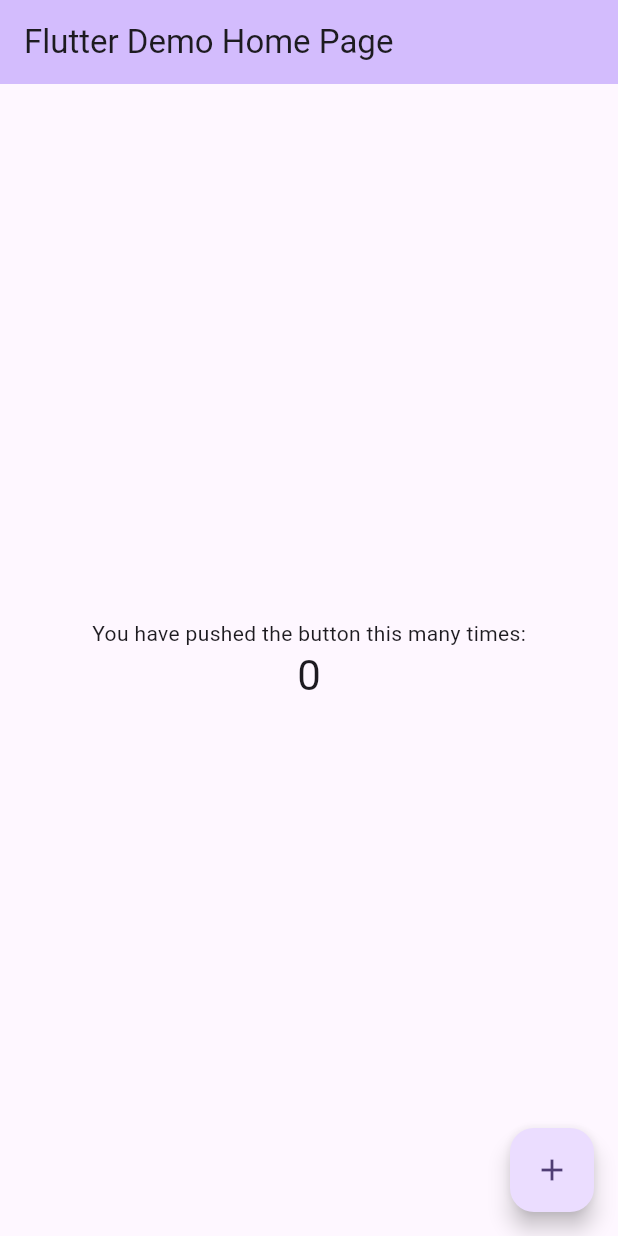
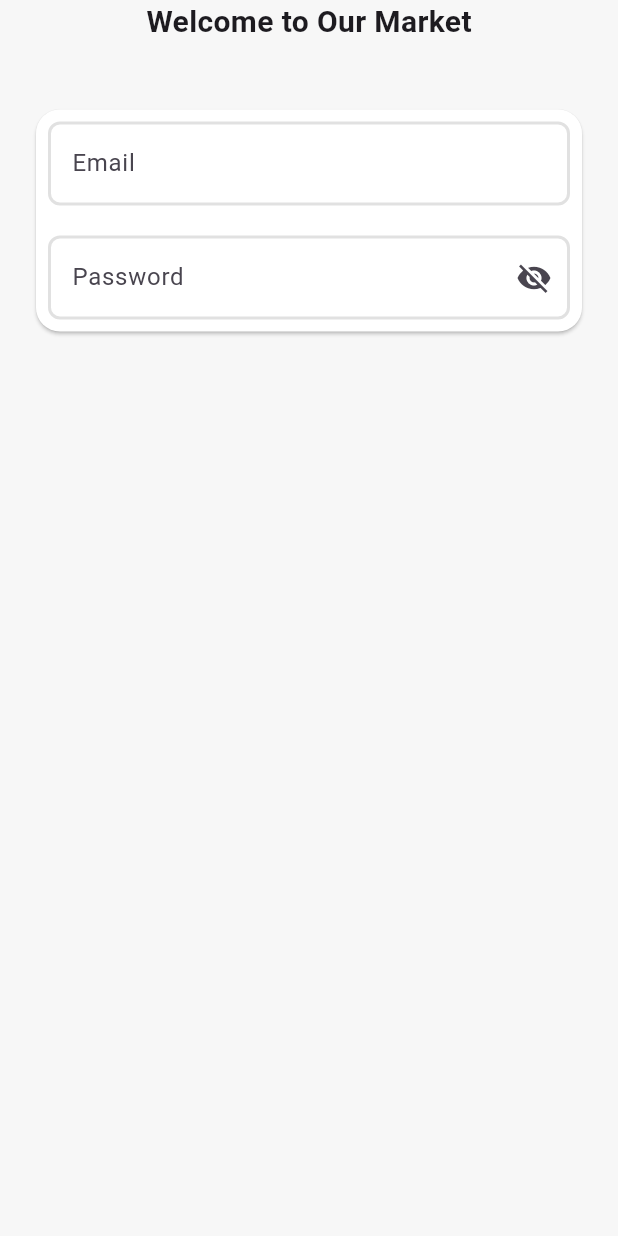
Before and after one commit to AhmedYounis-01/our_basket, a Flutter app: the screen it shows after launch, on a phone screen of 412 x 824 dp. Run offline on Flutter 3.47's test engine with Material 3 defaults, Android fonts, the light colour scheme and no system bars.

Commit message:
-- create and refactor text field in login screen

```diff
--- /dev/null
+++ b/lib/features/login/ui/login_screen.dart
@@ -0,0 +1,84 @@
+import 'package:e_commerce_supabase/core/colors.dart';
+import 'package:flutter/material.dart';
+
+class LoginScreen extends StatelessWidget {
+  const LoginScreen({super.key});
+
+  @override
+  Widget build(BuildContext context) {
+    return Scaffold(
+      body: SafeArea(
+        child: Column(
+          children: [
+            Text(
+              'Welcome to Our Market',
+              style: TextStyle(fontSize: 20, fontWeight: FontWeight.bold),
+            ),
+            SizedBox(height: 20),
+            Card(
+              color: Colors.white,
+              margin: EdgeInsets.all(24),
+              shape: RoundedRectangleBorder(
+                borderRadius: BorderRadius.all(Radius.circular(16)),
+              ),
+              child: Padding(
+                padding: const EdgeInsets.all(8.0),
+                child: Column(
+                  children: [
+                    CustomTextFormField(labelText: "Email"),
+                    SizedBox(height: 20),
+                    CustomTextFormField(
+                      labelText: "Password",
+                      suffixIcon: Icon(Icons.visibility_off),
+                    ),
+                  ],
+                ),
+              ),
+            ),
+          ],
+        ),
+      ),
+    );
+  }
+}
+
+class CustomTextFormField extends StatelessWidget {
+  const CustomTextFormField({
+    super.key,
+    required this.labelText,
+    this.suffixIcon,
+  });
+  final String labelText;
+  final bool obscureText = false;
+  final Widget? suffixIcon;
+  @override
+  Widget build(BuildContext context) {
+    return TextFormField(
+      obscureText: obscureText,
+      keyboardType: TextInputType.emailAddress,
+      validator: (value) {
+        if (value == null || value.isEmpty) {
+          return 'Email is required';
+        }
+        return null;
+      },
+      decoration: InputDecoration(
+        suffixIcon: suffixIcon,
+        labelText: labelText,
+
+        border: OutlineInputBorder(
+          borderSide: BorderSide(color: AppColors.kBordersideColor, width: 2),
+          borderRadius: BorderRadius.all(Radius.circular(8)),
+        ),
+        enabledBorder: OutlineInputBorder(
+          borderSide: BorderSide(color: AppColors.kBordersideColor, width: 2),
+          borderRadius: BorderRadius.all(Radius.circular(8)),
+        ),
+        focusedBorder: OutlineInputBorder(
+          borderSide: BorderSide(color: AppColors.kBordersideColor, width: 2),
+          borderRadius: BorderRadius.all(Radius.circular(8)),
+        ),
+      ),
+    );
+  }
+}
--- a/lib/main.dart
+++ b/lib/main.dart
@@ -1,122 +1,23 @@
+import 'package:e_commerce_supabase/core/colors.dart';
+import 'package:e_commerce_supabase/features/login/ui/login_screen.dart';
 import 'package:flutter/material.dart';
 
 void main() {
-  runApp(const MyApp());
+  runApp(const OurMarket());
 }
 
-class MyApp extends StatelessWidget {
-  const MyApp({super.key});
+class OurMarket extends StatelessWidget {
+  const OurMarket({super.key});
 
-  // This widget is the root of your application.
   @override
   Widget build(BuildContext context) {
     return MaterialApp(
-      title: 'Flutter Demo',
+      debugShowCheckedModeBanner: false,
       theme: ThemeData(
-        // This is the theme of your application.
-        //
-        // TRY THIS: Try running your application with "flutter run". You'll see
-        // the application has a purple toolbar. Then, without quitting the app,
-        // try changing the seedColor in the colorScheme below to Colors.green
-        // and then invoke "hot reload" (save your changes or press the "hot
-        // reload" button in a Flutter-supported IDE, or press "r" if you used
-        // the command line to start the app).
-        //
-        // Notice that the counter didn't reset back to zero; the application
-        // state is not lost during the reload. To reset the state, use hot
-        // restart instead.
-        //
-        // This works for code too, not just values: Most code changes can be
-        // tested with just a hot reload.
-        colorScheme: ColorScheme.fromSeed(seedColor: Colors.deepPurple),
+        scaffoldBackgroundColor: AppColors.kScaffoldColor,
+        useMaterial3: true,
       ),
-      home: const MyHomePage(title: 'Flutter Demo Home Page'),
+      home: const LoginScreen(),
     );
   }
 }
-
-class MyHomePage extends StatefulWidget {
-  const MyHomePage({super.key, required this.title});
-
-  // This widget is the home page of your application. It is stateful, meaning
-  // that it has a State object (defined below) that contains fields that affect
-  // how it looks.
-
-  // This class is the configuration for the state. It holds the values (in this
-  // case the title) provided by the parent (in this case the App widget) and
-  // used by the build method of the State. Fields in a Widget subclass are
-  // always marked "final".
-
-  final String title;
-
-  @override
-  State<MyHomePage> createState() => _MyHomePageState();
-}
-
-class _MyHomePageState extends State<MyHomePage> {
-  int _counter = 0;
-
-  void _incrementCounter() {
-    setState(() {
-      // This call to setState tells the Flutter framework that something has
-      // changed in this State, which causes it to rerun the build method below
-      // so that the display can reflect the updated values. If we changed
-      // _counter without calling setState(), then the build method would not be
-      // called again, and so nothing would appear to happen.
-      _counter++;
-    });
-  }
-
-  @override
-  Widget build(BuildContext context) {
-    // This method is rerun every time setState is called, for instance as done
-    // by the _incrementCounter method above.
-    //
-    // The Flutter framework has been optimized to make rerunning build methods
-    // fast, so that you can just rebuild anything that needs updating rather
-    // than having to individually change instances of widgets.
-    return Scaffold(
-      appBar: AppBar(
-        // TRY THIS: Try changing the color here to a specific color (to
-        // Colors.amber, perhaps?) and trigger a hot reload to see the AppBar
-        // change color while the other colors stay the same.
-        backgroundColor: Theme.of(context).colorScheme.inversePrimary,
-        // Here we take the value from the MyHomePage object that was created by
-        // the App.build method, and use it to set our appbar title.
-        title: Text(widget.title),
-      ),
-      body: Center(
-        // Center is a layout widget. It takes a single child and positions it
-        // in the middle of the parent.
-        child: Column(
-          // Column is also a layout widget. It takes a list of children and
-          // arranges them vertically. By default, it sizes itself to fit its
-          // children horizontally, and tries to be as tall as its parent.
-          //
-          // Column has various properties to control how it sizes itself and
-          // how it positions its children. Here we use mainAxisAlignment to
-          // center the children vertically; the main axis here is the vertical
-          // axis because Columns are vertical (the cross axis would be
-          // horizontal).
-          //
-          // TRY THIS: Invoke "debug painting" (choose the "Toggle Debug Paint"
-          // action in the IDE, or press "p" in the console), to see the
-          // wireframe for each widget.
-          mainAxisAlignment: MainAxisAlignment.center,
-          children: <Widget>[
-            const Text('You have pushed the button this many times:'),
-            Text(
-              '$_counter',
-              style: Theme.of(context).textTheme.headlineMedium,
-            ),
-          ],
-        ),
-      ),
-      floatingActionButton: FloatingActionButton(
-        onPressed: _incrementCounter,
-        tooltip: 'Increment',
-        child: const Icon(Icons.add),
-      ), // This trailing comma makes auto-formatting nicer for build methods.
-    );
-  }
-}
```
Also changed, not shown: 1 other file.
